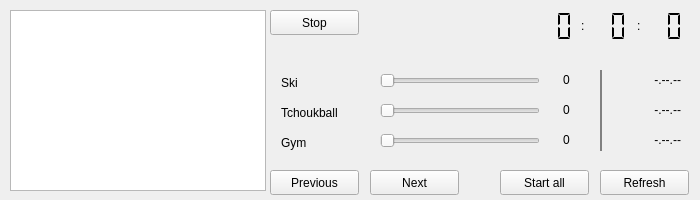
Before: the Qt Designer form int_command.ui in lmunier/robop_gc_2019, drawn with Qt 5.
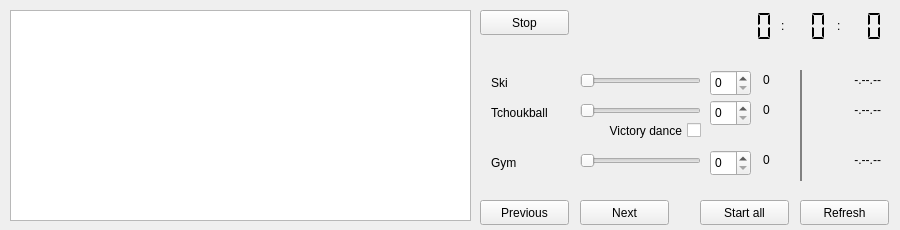
After: the same form once the commit is applied.

Commit message: Finalize implementation and fix issues.

```diff
--- a/int_command.ui
+++ b/int_command.ui
@@ -6,20 +6,20 @@
    <rect>
     <x>0</x>
     <y>0</y>
-    <width>700</width>
-    <height>200</height>
+    <width>900</width>
+    <height>230</height>
    </rect>
   </property>
   <property name="minimumSize">
    <size>
-    <width>700</width>
-    <height>200</height>
+    <width>900</width>
+    <height>230</height>
    </size>
   </property>
   <property name="maximumSize">
    <size>
-    <width>700</width>
-    <height>200</height>
+    <width>900</width>
+    <height>230</height>
    </size>
   </property>
   <property name="windowTitle">
@@ -28,8 +28,8 @@
   <widget class="QPushButton" name="button_start_all">
    <property name="geometry">
     <rect>
-     <x>500</x>
-     <y>170</y>
+     <x>700</x>
+     <y>200</y>
      <width>89</width>
      <height>25</height>
     </rect>
@@ -41,8 +41,8 @@
   <widget class="QPushButton" name="button_refresh">
    <property name="geometry">
     <rect>
-     <x>600</x>
-     <y>170</y>
+     <x>800</x>
+     <y>200</y>
      <width>89</width>
      <height>25</height>
     </rect>
@@ -54,8 +54,8 @@
   <widget class="QPushButton" name="button_next">
    <property name="geometry">
     <rect>
-     <x>370</x>
-     <y>170</y>
+     <x>580</x>
+     <y>200</y>
      <width>89</width>
      <height>25</height>
     </rect>
@@ -67,8 +67,8 @@
   <widget class="QPushButton" name="button_previous">
    <property name="geometry">
     <rect>
-     <x>270</x>
-     <y>170</y>
+     <x>480</x>
+     <y>200</y>
      <width>89</width>
      <height>25</height>
     </rect>
@@ -80,9 +80,9 @@
   <widget class="QSlider" name="slider_gym">
    <property name="geometry">
     <rect>
-     <x>380</x>
-     <y>130</y>
-     <width>160</width>
+     <x>580</x>
+     <y>150</y>
+     <width>121</width>
      <height>21</height>
     </rect>
    </property>
@@ -99,8 +99,8 @@
   <widget class="QLabel" name="label_score_gym">
    <property name="geometry">
     <rect>
-     <x>563</x>
-     <y>130</y>
+     <x>763</x>
+     <y>150</y>
      <width>41</width>
      <height>20</height>
     </rect>
@@ -112,7 +112,7 @@
   <widget class="QLabel" name="label_score_tchoukball">
    <property name="geometry">
     <rect>
-     <x>563</x>
+     <x>763</x>
      <y>100</y>
      <width>41</width>
      <height>20</height>
@@ -125,9 +125,9 @@
   <widget class="QSlider" name="slider_tchoukball">
    <property name="geometry">
     <rect>
-     <x>380</x>
+     <x>580</x>
      <y>100</y>
-     <width>160</width>
+     <width>121</width>
      <height>21</height>
     </rect>
    </property>
@@ -144,7 +144,7 @@
   <widget class="QLabel" name="label_score_ski">
    <property name="geometry">
     <rect>
-     <x>563</x>
+     <x>763</x>
      <y>70</y>
      <width>41</width>
      <height>20</height>
@@ -157,9 +157,9 @@
   <widget class="QSlider" name="slider_ski">
    <property name="geometry">
     <rect>
-     <x>380</x>
+     <x>580</x>
      <y>70</y>
-     <width>160</width>
+     <width>121</width>
      <height>21</height>
     </rect>
    </property>
@@ -178,15 +178,15 @@
     <rect>
      <x>10</x>
      <y>10</y>
-     <width>256</width>
-     <height>181</height>
+     <width>461</width>
+     <height>211</height>
     </rect>
    </property>
   </widget>
   <widget class="QWidget" name="layoutWidget">
    <property name="geometry">
     <rect>
-     <x>555</x>
+     <x>755</x>
      <y>10</y>
      <width>131</width>
      <height>32</height>
@@ -299,7 +299,7 @@
   <widget class="QLabel" name="label_time_ski">
    <property name="geometry">
     <rect>
-     <x>620</x>
+     <x>820</x>
      <y>70</y>
      <width>61</width>
      <height>20</height>
@@ -315,7 +315,7 @@
   <widget class="QLabel" name="label_time_tchoukball">
    <property name="geometry">
     <rect>
-     <x>620</x>
+     <x>820</x>
      <y>100</y>
      <width>61</width>
      <height>20</height>
@@ -331,8 +331,8 @@
   <widget class="QLabel" name="label_time_gym">
    <property name="geometry">
     <rect>
-     <x>620</x>
-     <y>130</y>
+     <x>820</x>
+     <y>150</y>
      <width>61</width>
      <height>20</height>
     </rect>
@@ -347,7 +347,7 @@
   <widget class="QPushButton" name="button_ski">
    <property name="geometry">
     <rect>
-     <x>280</x>
+     <x>490</x>
      <y>70</y>
      <width>89</width>
      <height>25</height>
@@ -375,7 +375,7 @@
   <widget class="QPushButton" name="button_tchoukball">
    <property name="geometry">
     <rect>
-     <x>280</x>
+     <x>490</x>
      <y>100</y>
      <width>89</width>
      <height>25</height>
@@ -403,8 +403,8 @@
   <widget class="QPushButton" name="button_gym">
    <property name="geometry">
     <rect>
-     <x>280</x>
-     <y>130</y>
+     <x>490</x>
+     <y>150</y>
      <width>89</width>
      <height>25</height>
     </rect>
@@ -431,10 +431,10 @@
   <widget class="Line" name="line">
    <property name="geometry">
     <rect>
-     <x>600</x>
+     <x>800</x>
      <y>70</y>
      <width>2</width>
-     <height>81</height>
+     <height>111</height>
     </rect>
    </property>
    <property name="minimumSize">
@@ -466,7 +466,7 @@
   <widget class="QPushButton" name="button_stop">
    <property name="geometry">
     <rect>
-     <x>270</x>
+     <x>480</x>
      <y>10</y>
      <width>89</width>
      <height>25</height>
@@ -476,6 +476,52 @@
     <string>Stop</string>
    </property>
   </widget>
+  <widget class="QCheckBox" name="check_dance">
+   <property name="geometry">
+    <rect>
+     <x>580</x>
+     <y>120</y>
+     <width>121</width>
+     <height>21</height>
+    </rect>
+   </property>
+   <property name="layoutDirection">
+    <enum>Qt::RightToLeft</enum>
+   </property>
+   <property name="text">
+    <string>Victory dance</string>
+   </property>
+  </widget>
+  <widget class="QSpinBox" name="spin_penalty_ski">
+   <property name="geometry">
+    <rect>
+     <x>710</x>
+     <y>70</y>
+     <width>41</width>
+     <height>26</height>
+    </rect>
+   </property>
+  </widget>
+  <widget class="QSpinBox" name="spin_penalty_tchoukball">
+   <property name="geometry">
+    <rect>
+     <x>710</x>
+     <y>100</y>
+     <width>41</width>
+     <height>26</height>
+    </rect>
+   </property>
+  </widget>
+  <widget class="QSpinBox" name="spin_penalty_gym">
+   <property name="geometry">
+    <rect>
+     <x>710</x>
+     <y>150</y>
+     <width>41</width>
+     <height>26</height>
+    </rect>
+   </property>
+  </widget>
  </widget>
  <resources/>
  <connections/>
```
Left out of the diff: 2 changed lines with no effect on the pictures. The commit also changes 2 other files.
